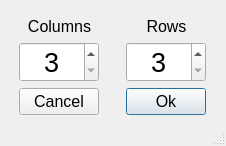
Above: forms/boardresizewindow.ui from Pinguinsan/QMineSweeper before the change. Below: the same form after it.
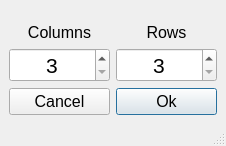
That is the form after the change.

Diff of the .ui file:
```diff
--- a/forms/boardresizewindow.ui
+++ b/forms/boardresizewindow.ui
@@ -17,88 +17,6 @@
    <layout class="QGridLayout" name="mainWindowGridLayout">
     <item row="0" column="0">
      <layout class="QGridLayout" name="primaryGridLayout">
-      <item row="4" column="3">
-       <spacer name="okayButtonLeftSpacer">
-        <property name="orientation">
-         <enum>Qt::Horizontal</enum>
-        </property>
-        <property name="sizeHint" stdset="0">
-         <size>
-          <width>40</width>
-          <height>20</height>
-         </size>
-        </property>
-       </spacer>
-      </item>
-      <item row="2" column="4" rowspan="2">
-       <widget class="QSpinBox" name="rowsBox">
-        <property name="maximumSize">
-         <size>
-          <width>16777215</width>
-          <height>16777215</height>
-         </size>
-        </property>
-        <property name="font">
-         <font>
-          <pointsize>20</pointsize>
-         </font>
-        </property>
-        <property name="alignment">
-         <set>Qt::AlignCenter</set>
-        </property>
-        <property name="suffix">
-         <string/>
-        </property>
-        <property name="minimum">
-         <number>3</number>
-        </property>
-        <property name="maximum">
-         <number>100</number>
-        </property>
-       </widget>
-      </item>
-      <item row="2" column="1" rowspan="2">
-       <widget class="QSpinBox" name="columnsBox">
-        <property name="maximumSize">
-         <size>
-          <width>16777215</width>
-          <height>16777215</height>
-         </size>
-        </property>
-        <property name="font">
-         <font>
-          <pointsize>20</pointsize>
-         </font>
-        </property>
-        <property name="alignment">
-         <set>Qt::AlignCenter</set>
-        </property>
-        <property name="suffix">
-         <string/>
-        </property>
-        <property name="minimum">
-         <number>3</number>
-        </property>
-        <property name="maximum">
-         <number>100</number>
-        </property>
-       </widget>
-      </item>
-      <item row="4" column="4">
-       <widget class="QPushButton" name="okayButton">
-        <property name="font">
-         <font>
-          <pointsize>12</pointsize>
-         </font>
-        </property>
-        <property name="text">
-         <string>Ok</string>
-        </property>
-        <property name="default">
-         <bool>true</bool>
-        </property>
-       </widget>
-      </item>
       <item row="1" column="0" colspan="3">
        <widget class="QLabel" name="columnLabel">
         <property name="font">
@@ -114,32 +32,6 @@
         </property>
        </widget>
       </item>
-      <item row="3" column="3">
-       <spacer name="rowsBoxLeftSpacer">
-        <property name="orientation">
-         <enum>Qt::Horizontal</enum>
-        </property>
-        <property name="sizeHint" stdset="0">
-         <size>
-          <width>40</width>
-          <height>20</height>
-         </size>
-        </property>
-       </spacer>
-      </item>
-      <item row="3" column="2">
-       <spacer name="columnsBoxRightSpacer">
-        <property name="orientation">
-         <enum>Qt::Horizontal</enum>
-        </property>
-        <property name="sizeHint" stdset="0">
-         <size>
-          <width>40</width>
-          <height>20</height>
-         </size>
-        </property>
-       </spacer>
-      </item>
       <item row="0" column="0" colspan="3">
        <spacer name="columnsSpacer">
         <property name="orientation">
@@ -166,45 +58,6 @@
         </property>
        </spacer>
       </item>
-      <item row="3" column="0">
-       <spacer name="columnsBoxLeftSpacer">
-        <property name="orientation">
-         <enum>Qt::Horizontal</enum>
-        </property>
-        <property name="sizeHint" stdset="0">
-         <size>
-          <width>40</width>
-          <height>20</height>
-         </size>
-        </property>
-       </spacer>
-      </item>
-      <item row="3" column="5">
-       <spacer name="rowsBoxRightSpacer">
-        <property name="orientation">
-         <enum>Qt::Horizontal</enum>
-        </property>
-        <property name="sizeHint" stdset="0">
-         <size>
-          <width>40</width>
-          <height>20</height>
-         </size>
-        </property>
-       </spacer>
-      </item>
-      <item row="4" column="5">
-       <spacer name="okayButtonRightSpacer">
-        <property name="orientation">
-         <enum>Qt::Horizontal</enum>
-        </property>
-        <property name="sizeHint" stdset="0">
-         <size>
-          <width>40</width>
-          <height>20</height>
-         </size>
-        </property>
-       </spacer>
-      </item>
       <item row="1" column="3" colspan="3">
        <widget class="QLabel" name="rowsLabel">
         <property name="font">
@@ -220,7 +73,37 @@
         </property>
        </widget>
       </item>
-      <item row="4" column="1">
+      <item row="2" column="0" rowspan="2" colspan="3">
+       <widget class="QSpinBox" name="columnsBox">
+        <property name="maximumSize">
+         <size>
+          <width>16777215</width>
+          <height>16777215</height>
+         </size>
+        </property>
+        <property name="font">
+         <font>
+          <pointsize>16</pointsize>
+         </font>
+        </property>
+        <property name="autoFillBackground">
+         <bool>true</bool>
+        </property>
+        <property name="alignment">
+         <set>Qt::AlignCenter</set>
+        </property>
+        <property name="suffix">
+         <string/>
+        </property>
+        <property name="minimum">
+         <number>3</number>
+        </property>
+        <property name="maximum">
+         <number>100</number>
+        </property>
+       </widget>
+      </item>
+      <item row="4" column="0" colspan="3">
        <widget class="QPushButton" name="cancelButton">
         <property name="font">
          <font>
@@ -232,31 +115,53 @@
         </property>
        </widget>
       </item>
-      <item row="4" column="2">
-       <spacer name="cancelButtonRightSpacer">
-        <property name="orientation">
-         <enum>Qt::Horizontal</enum>
+      <item row="4" column="3" colspan="3">
+       <widget class="QPushButton" name="okayButton">
+        <property name="font">
+         <font>
+          <pointsize>12</pointsize>
+         </font>
         </property>
-        <property name="sizeHint" stdset="0">
-         <size>
-          <width>40</width>
-          <height>20</height>
-         </size>
+        <property name="text">
+         <string>Ok</string>
         </property>
-       </spacer>
+        <property name="default">
+         <bool>true</bool>
+        </property>
+       </widget>
       </item>
-      <item row="4" column="0">
-       <spacer name="cancelButtonLeftSpacer">
-        <property name="orientation">
-         <enum>Qt::Horizontal</enum>
-        </property>
-        <property name="sizeHint" stdset="0">
+      <item row="2" column="3" rowspan="2" colspan="3">
+       <widget class="QSpinBox" name="rowsBox">
+        <property name="maximumSize">
          <size>
-          <width>40</width>
-          <height>20</height>
+          <width>16777215</width>
+          <height>16777215</height>
          </size>
         </property>
-       </spacer>
+        <property name="font">
+         <font>
+          <pointsize>16</pointsize>
+         </font>
+        </property>
+        <property name="autoFillBackground">
+         <bool>true</bool>
+        </property>
+        <property name="alignment">
+         <set>Qt::AlignCenter</set>
+        </property>
+        <property name="keyboardTracking">
+         <bool>true</bool>
+        </property>
+        <property name="suffix">
+         <string/>
+        </property>
+        <property name="minimum">
+         <number>3</number>
+        </property>
+        <property name="maximum">
+         <number>100</number>
+        </property>
+       </widget>
       </item>
      </layout>
     </item>
```
